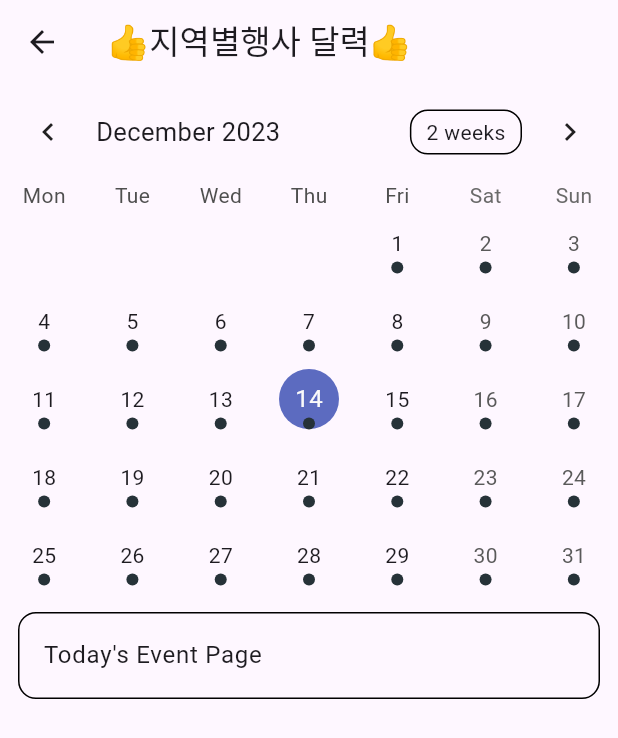
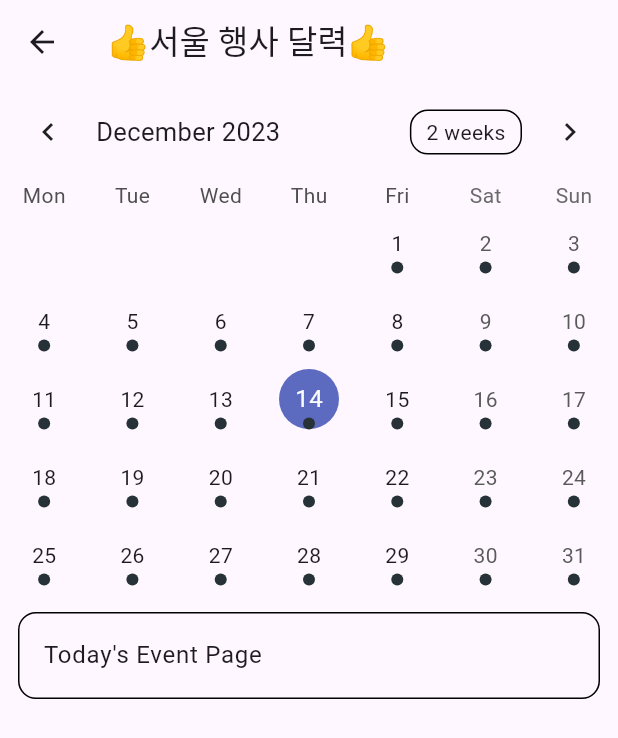
Before and after one commit to kaeba0616/scheduler, a Flutter app: the screen it shows after launch, after a tap on "Events", on a phone screen of 412 x 824 dp. Shown: the top 738 px of the screen. Run offline on Flutter 3.47's test engine with Material 3 defaults, Android fonts, the phone set to English and light mode, and no system bars; drawn by our look-alikes of table_calendar; our stand-ins replace dropdown_button2, flutter_dotenv; missing offline and left inert: flutter_naver_map; network calls fail.

Commit message:
지역별달력 -> 지역이름 별 달력으로 변경

```diff
--- a/lib/main.dart
+++ b/lib/main.dart
@@ -21,7 +21,7 @@ class MyApp extends StatelessWidget {
   @override
   Widget build(BuildContext context) {
     return MaterialApp(
-      title: '🙌 Event Search App 🙌',
+      title: '🙌 Event Calendar 🙌',
       theme: ThemeData(
         primarySwatch: Colors.blue,
       ),
@@ -44,7 +44,7 @@ class _StartPageState extends State<StartPage> {
   Widget build(BuildContext context) {
     return Scaffold(
       appBar: AppBar(
-        title: const Center(child: Text('🙌 Event Search App 🙌')),
+        title: const Center(child: Text('🙌 Event Calendar 🙌')),
       ),
       body: Padding(
         padding: const EdgeInsets.all(20.0),
--- a/lib/screens/calendar.dart
+++ b/lib/screens/calendar.dart
@@ -1,5 +1,7 @@
 // Copyright 2019 Aleksander Woźniak
 // SPDX-License-Identifier: Apache-2.0
+
+import 'dart:developer';
 
 import 'package:flutter/material.dart';
 import 'package:scheduler/models/event.dart';
@@ -101,7 +103,7 @@ class _CalendarScreenState extends State<CalendarScreen> {
   Widget build(BuildContext context) {
     return Scaffold(
       appBar: AppBar(
-        title: const Text('👍지역별행사 달력👍'),
+        title: Text('👍${widget.regionStr} 행사 달력👍'),
       ),
       body: Column(
         children: [
--- a/lib/widgets/calendar_eventButton.dart
+++ b/lib/widgets/calendar_eventButton.dart
@@ -62,5 +62,6 @@ List<DateTime> daysInRange(DateTime first, DateTime last) {
 }
 
 final kToday = DateTime.now();
+
 final kFirstDay = DateTime(kToday.year, kToday.month - 3, kToday.day);
 final kLastDay = DateTime(kToday.year, kToday.month + 3, kToday.day);
```
